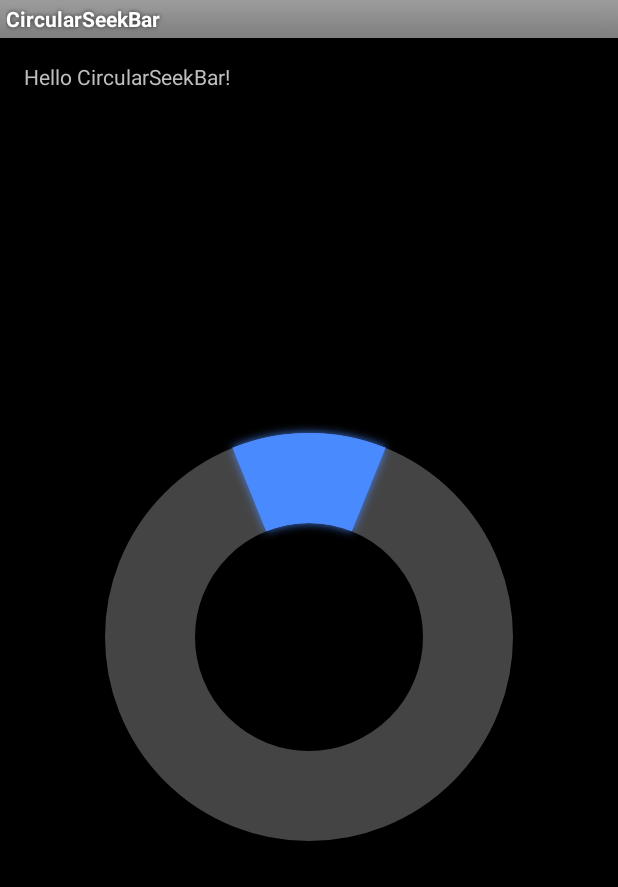
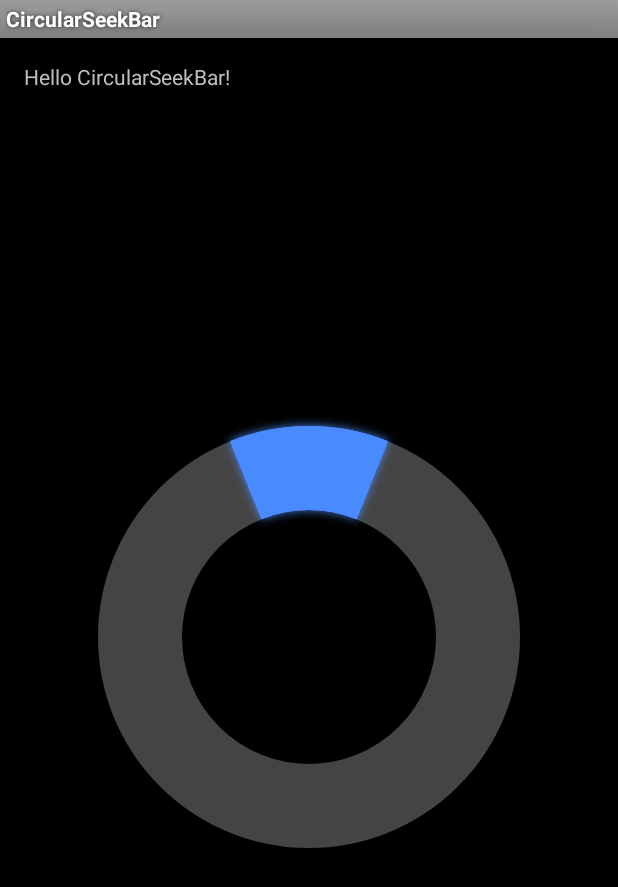
Before and after one commit to tankery/CircularSeekBar, an Android app: the screen it shows after launch (MainActivity), on a phone screen of 412 x 824 dp. Shown: the top 887 px of the screen. Run offline under Robolectric (Android 15) with nearby library versions, the phone set to English and light mode, and no system bars.

Commit message:
[v1.1.2] Use dimension & color for attrs instead of float & string.

```diff
--- a/app/src/main/res/layout/activity_main.xml
+++ b/app/src/main/res/layout/activity_main.xml
@@ -21,8 +21,8 @@
         android:layout_margin="16dp"
         app:cs_negative_enabled="true"
         app:cs_circle_style="butt"
-        app:cs_circle_stroke_width="60"
-        app:cs_pointer_stroke_width="60"
+        app:cs_circle_stroke_width="56dp"
+        app:cs_pointer_stroke_width="56dp"
         app:cs_pointer_angle="44"/>
 
 </RelativeLayout>
--- a/circularSeekBar/build.gradle
+++ b/circularSeekBar/build.gradle
@@ -2,12 +2,14 @@ apply plugin: 'com.android.library'
 apply plugin: 'com.github.dcendents.android-maven'
 apply plugin: 'com.jfrog.bintray'
 // This is the library version used when deploying the artifact
-version = "1.1.1"
+version = "1.1.2"
 /**
  * v1.1.0:
  *  add some Java object APIs.
  * v1.1.1:
  *  Fix resource name prefix error.
+ * v1.1.2:
+ *  Use dimension & color type for attrs instead of float & string...
  */
 
 android {
@@ -18,7 +20,7 @@ android {
     defaultConfig {
         minSdkVersion 10
         targetSdkVersion 22
-        versionCode 3
+        versionCode 4
         versionName version
     }
     buildTypes {
--- a/circularSeekBar/src/main/java/me/tankery/lib/circularseekbar/CircularSeekBar.java
+++ b/circularSeekBar/src/main/java/me/tankery/lib/circularseekbar/CircularSeekBar.java
@@ -397,69 +397,22 @@ public class CircularSeekBar extends View {
      * @param attrArray TypedArray containing the attributes.
      */
     private void initAttributes(TypedArray attrArray) {
-        mCircleXRadius = attrArray.getFloat(R.styleable.cs_CircularSeekBar_cs_circle_x_radius, DEFAULT_CIRCLE_X_RADIUS) * DPTOPX_SCALE;
-        mCircleYRadius = attrArray.getFloat(R.styleable.cs_CircularSeekBar_cs_circle_y_radius, DEFAULT_CIRCLE_Y_RADIUS) * DPTOPX_SCALE;
-        mPointerStrokeWidth = attrArray.getFloat(R.styleable.cs_CircularSeekBar_cs_pointer_stroke_width, DEFAULT_POINTER_STROKE_WIDTH) * DPTOPX_SCALE;
-        mPointerHaloWidth = attrArray.getFloat(R.styleable.cs_CircularSeekBar_cs_pointer_halo_width, DEFAULT_POINTER_HALO_WIDTH) * DPTOPX_SCALE;
-        mPointerHaloBorderWidth = attrArray.getFloat(R.styleable.cs_CircularSeekBar_cs_pointer_halo_border_width, DEFAULT_POINTER_HALO_BORDER_WIDTH) * DPTOPX_SCALE;
-        mCircleStrokeWidth = attrArray.getFloat(R.styleable.cs_CircularSeekBar_cs_circle_stroke_width, DEFAULT_CIRCLE_STROKE_WIDTH) * DPTOPX_SCALE;
+        mCircleXRadius = attrArray.getDimension(R.styleable.cs_CircularSeekBar_cs_circle_x_radius, DEFAULT_CIRCLE_X_RADIUS);
+        mCircleYRadius = attrArray.getDimension(R.styleable.cs_CircularSeekBar_cs_circle_y_radius, DEFAULT_CIRCLE_Y_RADIUS);
+        mPointerStrokeWidth = attrArray.getDimension(R.styleable.cs_CircularSeekBar_cs_pointer_stroke_width, DEFAULT_POINTER_STROKE_WIDTH);
+        mPointerHaloWidth = attrArray.getDimension(R.styleable.cs_CircularSeekBar_cs_pointer_halo_width, DEFAULT_POINTER_HALO_WIDTH);
+        mPointerHaloBorderWidth = attrArray.getDimension(R.styleable.cs_CircularSeekBar_cs_pointer_halo_border_width, DEFAULT_POINTER_HALO_BORDER_WIDTH);
+        mCircleStrokeWidth = attrArray.getDimension(R.styleable.cs_CircularSeekBar_cs_circle_stroke_width, DEFAULT_CIRCLE_STROKE_WIDTH);
 
         int circleStyle = attrArray.getInt(R.styleable.cs_CircularSeekBar_cs_circle_style, DEFAULT_CIRCLE_STYLE);
         mCircleStyle = Paint.Cap.values()[circleStyle];
 
-        String tempColor = attrArray.getString(R.styleable.cs_CircularSeekBar_cs_pointer_color);
-        if (tempColor != null) {
-            try {
-                mPointerColor = Color.parseColor(tempColor);
-            } catch (IllegalArgumentException e) {
-                mPointerColor = DEFAULT_POINTER_COLOR;
-            }
-        }
-
-        tempColor = attrArray.getString(R.styleable.cs_CircularSeekBar_cs_pointer_halo_color);
-        if (tempColor != null) {
-            try {
-                mPointerHaloColor = Color.parseColor(tempColor);
-            } catch (IllegalArgumentException e) {
-                mPointerHaloColor = DEFAULT_POINTER_HALO_COLOR;
-            }
-        }
-
-        tempColor = attrArray.getString(R.styleable.cs_CircularSeekBar_cs_pointer_halo_color_ontouch);
-        if (tempColor != null) {
-            try {
-                mPointerHaloColorOnTouch = Color.parseColor(tempColor);
-            } catch (IllegalArgumentException e) {
-                mPointerHaloColorOnTouch = DEFAULT_POINTER_HALO_COLOR_ONTOUCH;
-            }
-        }
-
-        tempColor = attrArray.getString(R.styleable.cs_CircularSeekBar_cs_circle_color);
-        if (tempColor != null) {
-            try {
-                mCircleColor = Color.parseColor(tempColor);
-            } catch (IllegalArgumentException e) {
-                mCircleColor = DEFAULT_CIRCLE_COLOR;
-            }
-        }
-
-        tempColor = attrArray.getString(R.styleable.cs_CircularSeekBar_cs_circle_progress_color);
-        if (tempColor != null) {
-            try {
-                mCircleProgressColor = Color.parseColor(tempColor);
-            } catch (IllegalArgumentException e) {
-                mCircleProgressColor = DEFAULT_CIRCLE_PROGRESS_COLOR;
-            }
-        }
-
-        tempColor = attrArray.getString(R.styleable.cs_CircularSeekBar_cs_circle_fill);
-        if (tempColor != null) {
-            try {
-                mCircleFillColor = Color.parseColor(tempColor);
-            } catch (IllegalArgumentException e) {
-                mCircleFillColor = DEFAULT_CIRCLE_FILL_COLOR;
-            }
-        }
+        mPointerColor = attrArray.getColor(R.styleable.cs_CircularSeekBar_cs_pointer_color, DEFAULT_POINTER_COLOR);
+        mPointerHaloColor = attrArray.getColor(R.styleable.cs_CircularSeekBar_cs_pointer_halo_color, DEFAULT_POINTER_HALO_COLOR);
+        mPointerHaloColorOnTouch = attrArray.getColor(R.styleable.cs_CircularSeekBar_cs_pointer_halo_color_ontouch, DEFAULT_POINTER_HALO_COLOR_ONTOUCH);
+        mCircleColor = attrArray.getColor(R.styleable.cs_CircularSeekBar_cs_circle_color, DEFAULT_CIRCLE_COLOR);
+        mCircleProgressColor = attrArray.getColor(R.styleable.cs_CircularSeekBar_cs_circle_progress_color, DEFAULT_CIRCLE_PROGRESS_COLOR);
+        mCircleFillColor = attrArray.getColor(R.styleable.cs_CircularSeekBar_cs_circle_fill, DEFAULT_CIRCLE_FILL_COLOR);
 
         mPointerAlpha = Color.alpha(mPointerHaloColor);
 
```
Also changed, not shown: circularSeekBar/src/main/res/values/attrs.xml (+12 -12 lines), 1 other file.
